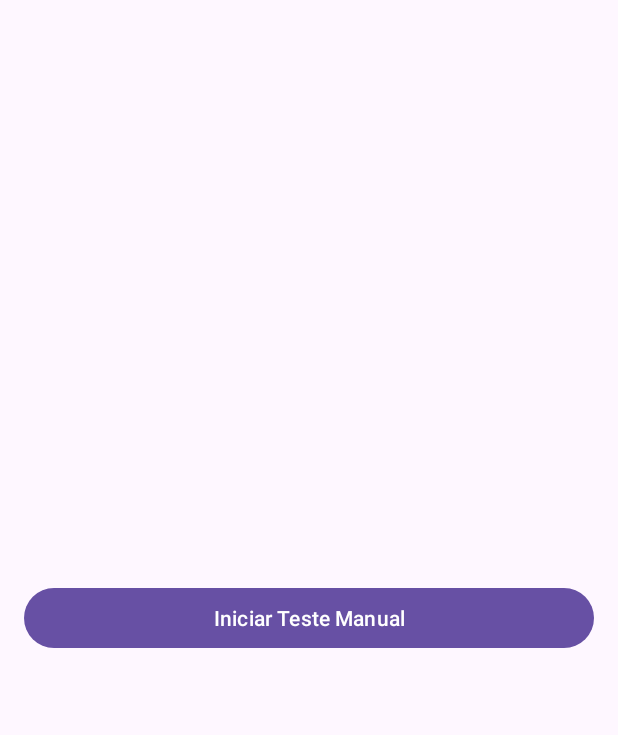
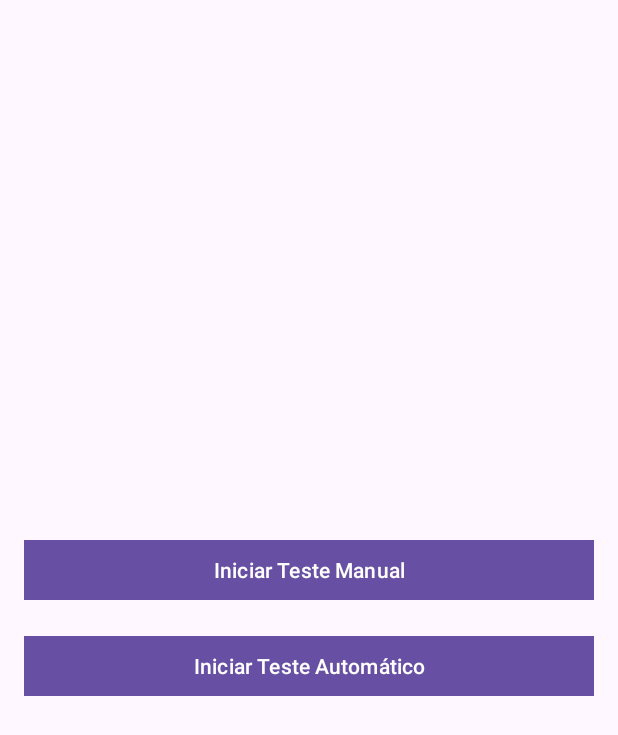
Before and after one commit to dosSantos-Paulo/g-test, an Android app: the screen it shows after launch (HomeActivity), on a phone screen of 412 x 824 dp. Shown: the top 735 px of the screen. Run offline under Robolectric (Android 15) with nearby library versions, the phone set to English and light mode, and no system bars.

Commit message:
improvement: add auto test on HomeActivity

```diff
--- a/app/src/main/java/com/dossantos/g_test/ui/home/HomeActivity.kt
+++ b/app/src/main/java/com/dossantos/g_test/ui/home/HomeActivity.kt
@@ -16,9 +16,10 @@ class HomeActivity : AppCompatActivity() {
 
     private fun setupClickListener() = with(binding) {
         buttonInitTest.setOnClickListener { navigateToTouchScreenTest() }
+        buttonInitAutoTest.setOnClickListener { navigateToTouchScreenTest(true) }
     }
 
-    private fun navigateToTouchScreenTest() {
-        TouchScreenTestActivity.startActivity(this)
+    private fun navigateToTouchScreenTest(runAutoModel: Boolean = false) {
+        TouchScreenTestActivity.startActivity(this, runAutoModel)
     }
 }
--- a/app/src/main/res/layout/activity_home.xml
+++ b/app/src/main/res/layout/activity_home.xml
@@ -1,8 +1,11 @@
 <?xml version="1.0" encoding="utf-8"?>
-<FrameLayout xmlns:android="http://schemas.android.com/apk/res/android"
+<LinearLayout xmlns:android="http://schemas.android.com/apk/res/android"
+    xmlns:app="http://schemas.android.com/apk/res-auto"
     xmlns:tools="http://schemas.android.com/tools"
     android:layout_width="match_parent"
     android:layout_height="match_parent"
+    android:gravity="center"
+    android:orientation="vertical"
     android:padding="@dimen/default_padding"
     tools:context=".ui.home.HomeActivity">
 
@@ -11,6 +14,16 @@
         android:layout_width="match_parent"
         android:layout_height="wrap_content"
         android:layout_gravity="center"
-        android:text="@string/init_test" />
+        android:text="@string/init_test"
+        app:cornerRadius="@dimen/spacing_none" />
 
-</FrameLayout>
+    <com.google.android.material.button.MaterialButton
+        android:id="@+id/button_init_auto_test"
+        android:layout_width="match_parent"
+        android:layout_height="wrap_content"
+        android:layout_gravity="center"
+        android:layout_marginTop="@dimen/default_padding"
+        android:text="@string/init_auto_test"
+        app:cornerRadius="@dimen/spacing_none" />
+
+</LinearLayout>
```
